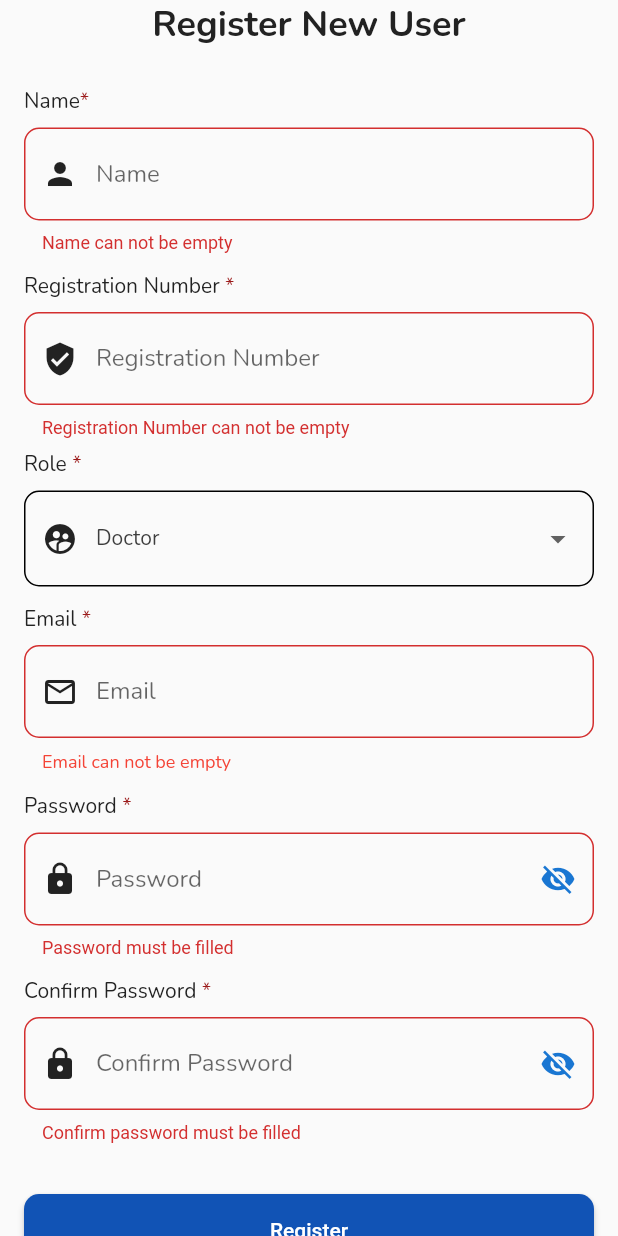
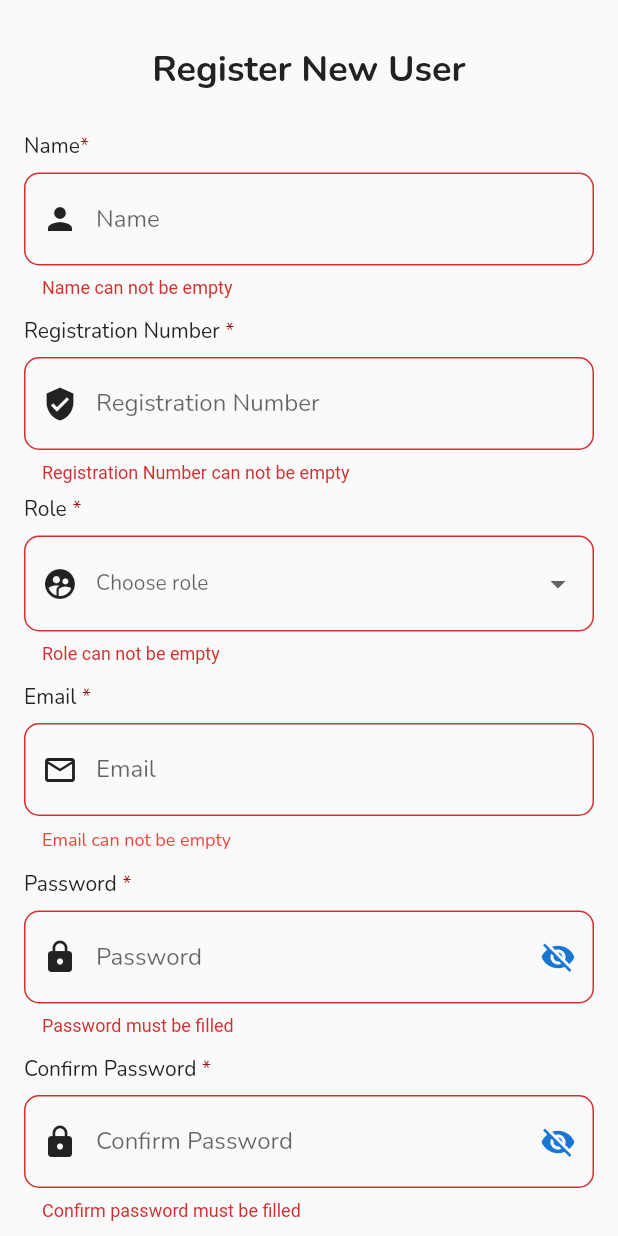
Before and after one commit to HMS-16/HMS-16-nurse-doctor-mobile, a Flutter app: the SignUpPage screen opened directly, on a phone screen of 412 x 824 dp. Run offline on Flutter 3.47's test engine with Material 2 defaults, Android fonts, the phone set to English and light mode, and no system bars; our stand-ins replace animated_splash_screen, badges, carousel_slider, chat_bubbles, dio, flutter_otp_text_field and 3 more; accounts and stored records are empty.

Commit message:
update sign up page

```diff
--- a/lib/screens/auth/sign_up_page.dart
+++ b/lib/screens/auth/sign_up_page.dart
@@ -1,12 +1,11 @@
 import 'package:flutter/material.dart';
-import 'package:fluttertoast/fluttertoast.dart';
 import 'package:hms_16/module/login/login_repository.dart';
+import 'package:hms_16/module/register/register_repository.dart';
+import 'package:hms_16/screens/auth/login_page.dart';
+import 'package:hms_16/services/shared_services.dart';
 import 'package:hms_16/utils/constant.dart';
-import 'package:hms_16/screens/navbar/navbar.dart';
 import 'package:hms_16/widget/button.dart';
-import 'package:hms_16/widget/navpush_transition.dart';
 import 'package:hms_16/model/register_model.dart';
-import 'package:hms_16/module/register/register_repository.dart';
 import 'package:hms_16/widget/navreplace_transition.dart';
 import 'package:provider/provider.dart';
 
@@ -16,6 +15,10 @@ class SignUpPage extends StatefulWidget {
   @override
   State<SignUpPage> createState() => _SignUpPageState();
 }
+
+List<String> listRole = ["Doctor", "Nurse"];
+
+String valueRole = "Choose role";
 
 class _SignUpPageState extends State<SignUpPage> {
   late String email, password;
@@ -32,10 +35,7 @@ class _SignUpPageState extends State<SignUpPage> {
   final _formKey = GlobalKey<FormState>();
   @override
   Widget build(BuildContext context) {
-    List<String> listRole = ["Doctor", "Nurse"];
-    String valueRole = listRole.first;
     return Scaffold(
-      resizeToAvoidBottomInset: true,
       body: SafeArea(
         child: SingleChildScrollView(
           padding: const EdgeInsets.symmetric(horizontal: 16),
@@ -45,6 +45,9 @@ class _SignUpPageState extends State<SignUpPage> {
             child: Column(
               mainAxisAlignment: MainAxisAlignment.center,
               children: [
+                const SizedBox(
+                  height: 30.0,
+                ),
                 Center(
                   child: Text(
                     "Register New User",
@@ -170,9 +173,10 @@ class _SignUpPageState extends State<SignUpPage> {
                       enabledBorder: const OutlineInputBorder(
                           borderRadius: BorderRadius.all(Radius.circular(10)))),
                   isExpanded: true,
-                  value: valueRole,
+                  // value: valueRole,
+                  hint: Text(valueRole),
                   validator: (value) {
-                    if (valueRole.isEmpty) {
+                    if (valueRole == "Choose role") {
                       return 'Role can not be empty';
                     }
                   },
@@ -382,27 +386,42 @@ class _SignUpPageState extends State<SignUpPage> {
                           // phoneNum: controllerRegNum.text,
                           role: listRole.indexOf(valueRole) + 1,
                         );
-                        // print(data.toJson());
 
                         context.read<RegisterViewModel>().register(
                               data,
                               context.read<LoginViewModel>().tokenBearer!,
                               context,
                             );
-
-                        // await viewModel.register(data);
-                        // ScaffoldMessenger.of(context).showSnackBar(
-                        //     SnackBar(content: Text(viewModel.message)));
-                        // Fluttertoast.showToast(
-                        //     msg: viewModel.message,
-                        //     backgroundColor: Colors.white,
-                        //     textColor: cPrimaryBase);
                       } else {
                         print("error");
                       }
                     }),
                 const SizedBox(
-                  height: 17.0,
+                  height: 10.0,
+                ),
+                Container(
+                  width: MediaQuery.of(context).size.width,
+                  height: 48,
+                  child: ElevatedButton(
+                      style: ElevatedButton.styleFrom(
+                        shape: RoundedRectangleBorder(
+                            borderRadius: BorderRadius.circular(10)),
+                        backgroundColor: cWhiteDark,
+                        foregroundColor: Colors.white,
+                      ),
+                      onPressed: () {
+                        final prefs = SharedService();
+                        prefs.deleteToken();
+                        prefs.deleteRole();
+                        navReplaceTransition(context, const LoginPage());
+                      },
+                      child: const Text(
+                        "Logout",
+                        style: TextStyle(color: Colors.black),
+                      )),
+                ),
+                const SizedBox(
+                  height: 10.0,
                 ),
               ],
             ),
```
